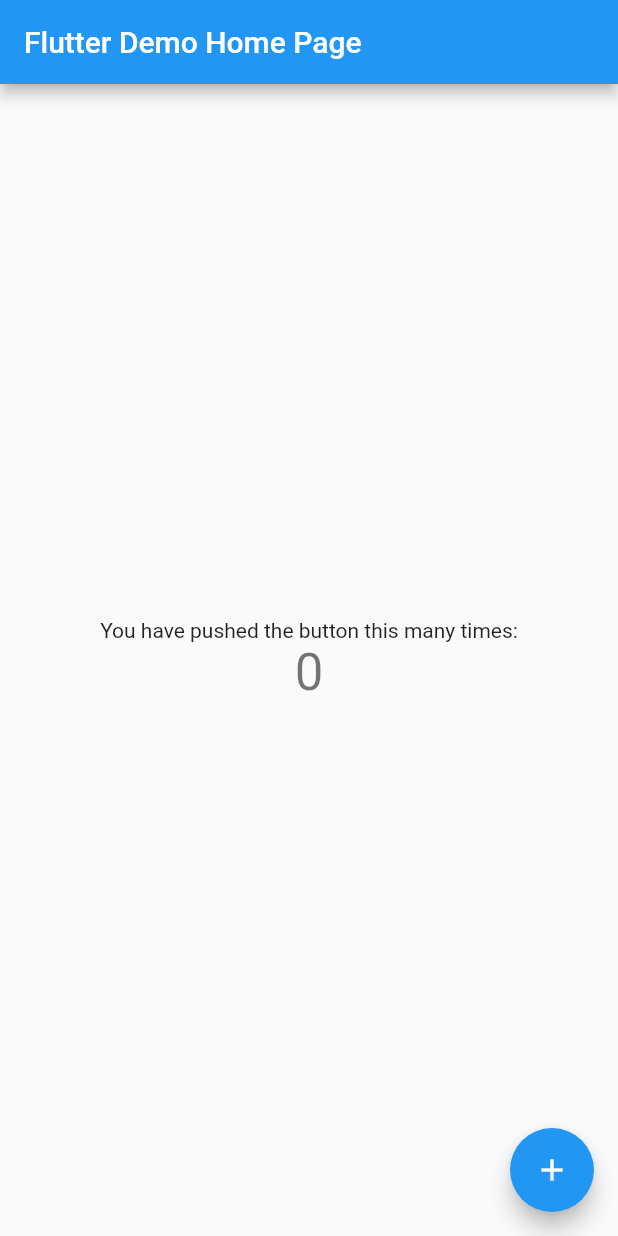
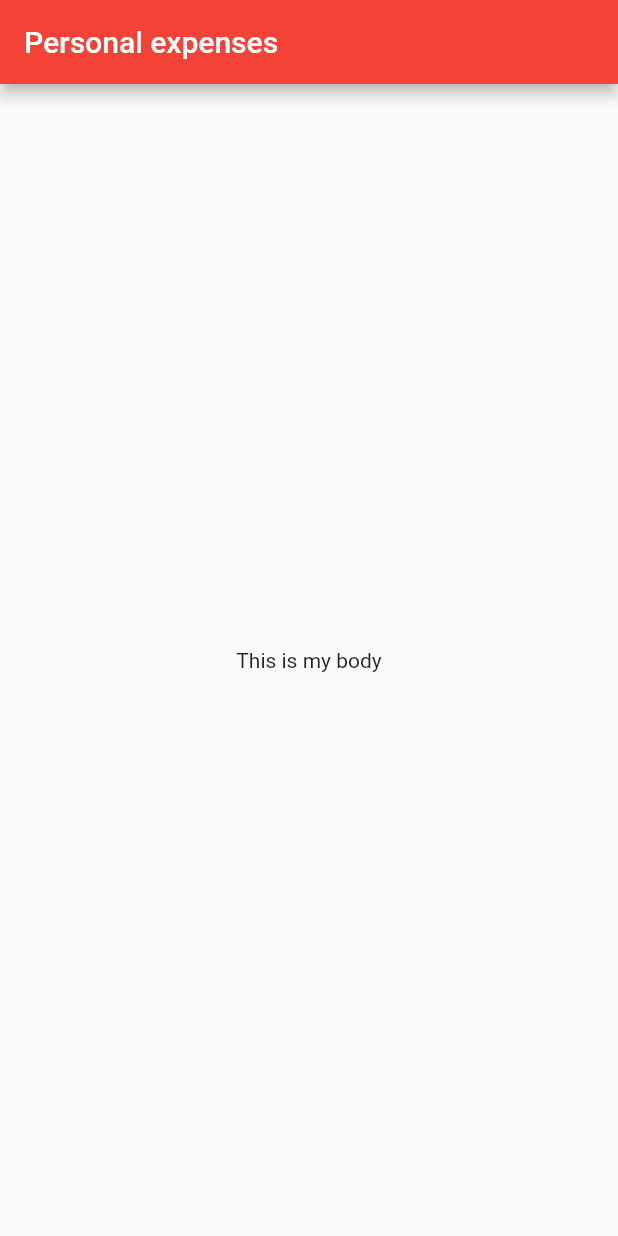
Before and after one commit to csongorkeller/flutter_expenses_planner, a Flutter app: the screen it shows after launch, on a phone screen of 412 x 824 dp. Run offline on Flutter 3.47's test engine with Material 2 defaults, Android fonts, the phone set to English and light mode, and no system bars.

Commit message:
appbar and body text added

```diff
--- a/lib/main.dart
+++ b/lib/main.dart
@@ -3,109 +3,27 @@ import 'package:flutter/material.dart';
 void main() => runApp(MyApp());
 
 class MyApp extends StatelessWidget {
-  // This widget is the root of your application.
   @override
   Widget build(BuildContext context) {
     return MaterialApp(
-      title: 'Flutter Demo',
-      theme: ThemeData(
-        // This is the theme of your application.
-        //
-        // Try running your application with "flutter run". You'll see the
-        // application has a blue toolbar. Then, without quitting the app, try
-        // changing the primarySwatch below to Colors.green and then invoke
-        // "hot reload" (press "r" in the console where you ran "flutter run",
-        // or simply save your changes to "hot reload" in a Flutter IDE).
-        // Notice that the counter didn't reset back to zero; the application
-        // is not restarted.
-        primarySwatch: Colors.blue,
-      ),
-      home: MyHomePage(title: 'Flutter Demo Home Page'),
+      title: 'Personal expenses',
+      home: HomePage(),
     );
   }
 }
 
-class MyHomePage extends StatefulWidget {
-  MyHomePage({Key key, this.title}) : super(key: key);
-
-  // This widget is the home page of your application. It is stateful, meaning
-  // that it has a State object (defined below) that contains fields that affect
-  // how it looks.
-
-  // This class is the configuration for the state. It holds the values (in this
-  // case the title) provided by the parent (in this case the App widget) and
-  // used by the build method of the State. Fields in a Widget subclass are
-  // always marked "final".
-
-  final String title;
-
-  @override
-  _MyHomePageState createState() => _MyHomePageState();
-}
-
-class _MyHomePageState extends State<MyHomePage> {
-  int _counter = 0;
-
-  void _incrementCounter() {
-    setState(() {
-      // This call to setState tells the Flutter framework that something has
-      // changed in this State, which causes it to rerun the build method below
-      // so that the display can reflect the updated values. If we changed
-      // _counter without calling setState(), then the build method would not be
-      // called again, and so nothing would appear to happen.
-      _counter++;
-    });
-  }
-
+class HomePage extends StatelessWidget {
   @override
   Widget build(BuildContext context) {
-    // This method is rerun every time setState is called, for instance as done
-    // by the _incrementCounter method above.
-    //
-    // The Flutter framework has been optimized to make rerunning build methods
-    // fast, so that you can just rebuild anything that needs updating rather
-    // than having to individually change instances of widgets.
     return Scaffold(
       appBar: AppBar(
-        // Here we take the value from the MyHomePage object that was created by
-        // the App.build method, and use it to set our appbar title.
-        title: Text(widget.title),
+        title: Text('Personal expenses'),
+        backgroundColor: Colors.red,
       ),
       body: Center(
-        // Center is a layout widget. It takes a single child and positions it
-        // in the middle of the parent.
-        child: Column(
-          // Column is also a layout widget. It takes a list of children and
-          // arranges them vertically. By default, it sizes itself to fit its
-          // children horizontally, and tries to be as tall as its parent.
-          //
-          // Invoke "debug painting" (press "p" in the console, choose the
-          // "Toggle Debug Paint" action from the Flutter Inspector in Android
-          // Studio, or the "Toggle Debug Paint" command in Visual Studio Code)
-          // to see the wireframe for each widget.
-          //
-          // Column has various properties to control how it sizes itself and
-          // how it positions its children. Here we use mainAxisAlignment to
-          // center the children vertically; the main axis here is the vertical
-          // axis because Columns are vertical (the cross axis would be
-          // horizontal).
-          mainAxisAlignment: MainAxisAlignment.center,
-          children: <Widget>[
-            Text(
-              'You have pushed the button this many times:',
-            ),
-            Text(
-              '$_counter',
-              style: Theme.of(context).textTheme.display1,
-            ),
-          ],
-        ),
+        child: Text('This is my body'),
       ),
-      floatingActionButton: FloatingActionButton(
-        onPressed: _incrementCounter,
-        tooltip: 'Increment',
-        child: Icon(Icons.add),
-      ), // This trailing comma makes auto-formatting nicer for build methods.
+
     );
   }
 }
```
